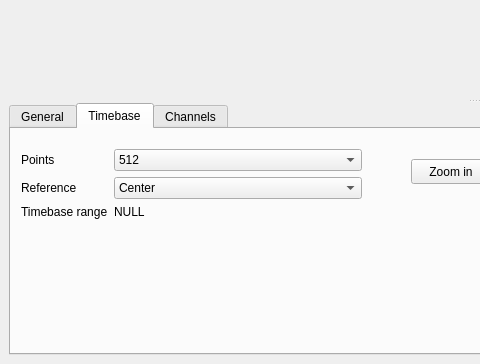
Before: the Qt Designer form mainwindow.ui in CodingMarco/qsoftscopegpib, drawn with Qt 5; both pictures show x 0 to 480 and y 218 to 582 of the 953 by 582 pixel window.
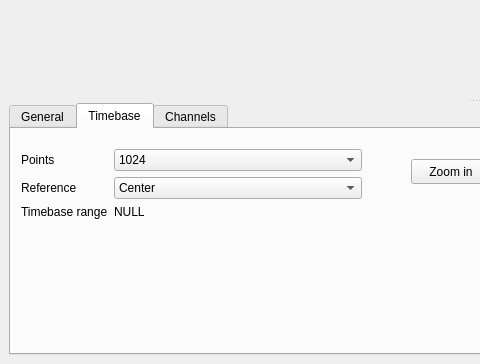
After: the same form once the commit is applied. The open tabs and pages were chosen to show the change. Custom widgets are drawn as their Qt base class.

Diff of the .ui file:
```diff
--- a/mainwindow.ui
+++ b/mainwindow.ui
@@ -135,6 +135,9 @@
           </item>
           <item row="0" column="1">
            <widget class="QComboBox" name="comboBoxPoints">
+            <property name="currentIndex">
+             <number>1</number>
+            </property>
             <item>
              <property name="text">
               <string>512</string>
```
Left out of the diff: 2 changed lines with no effect on the pictures.
